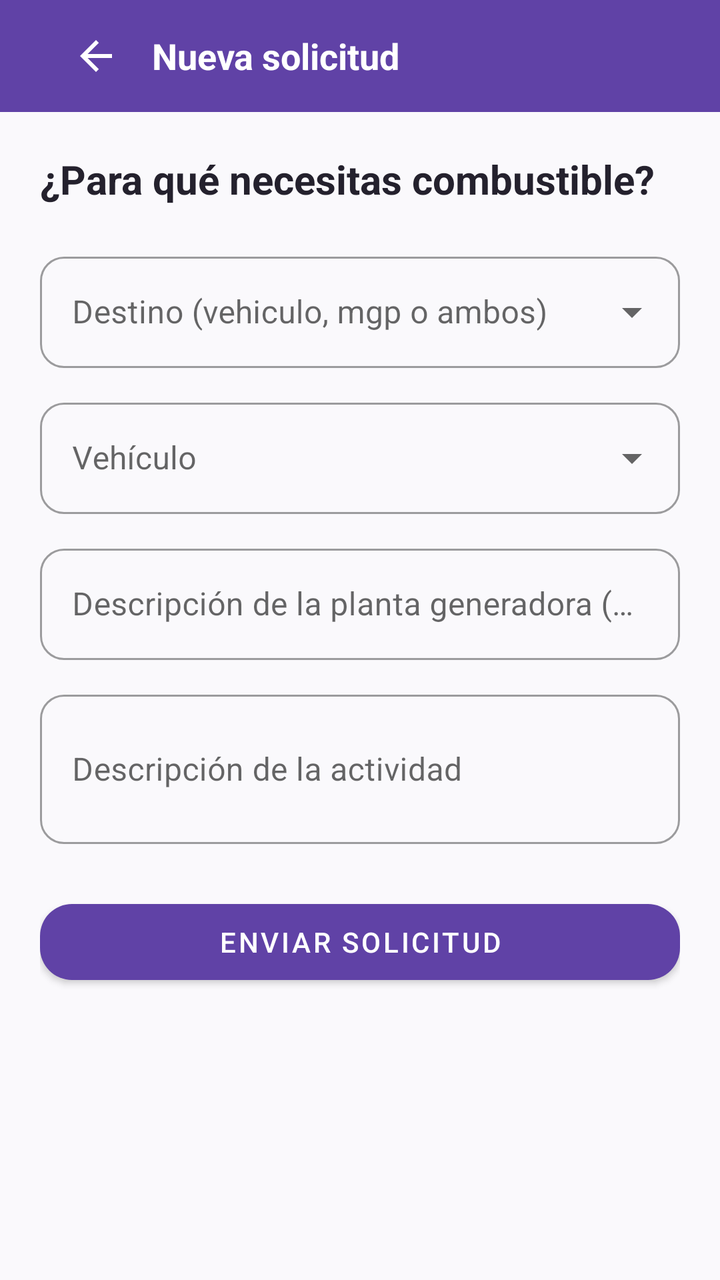
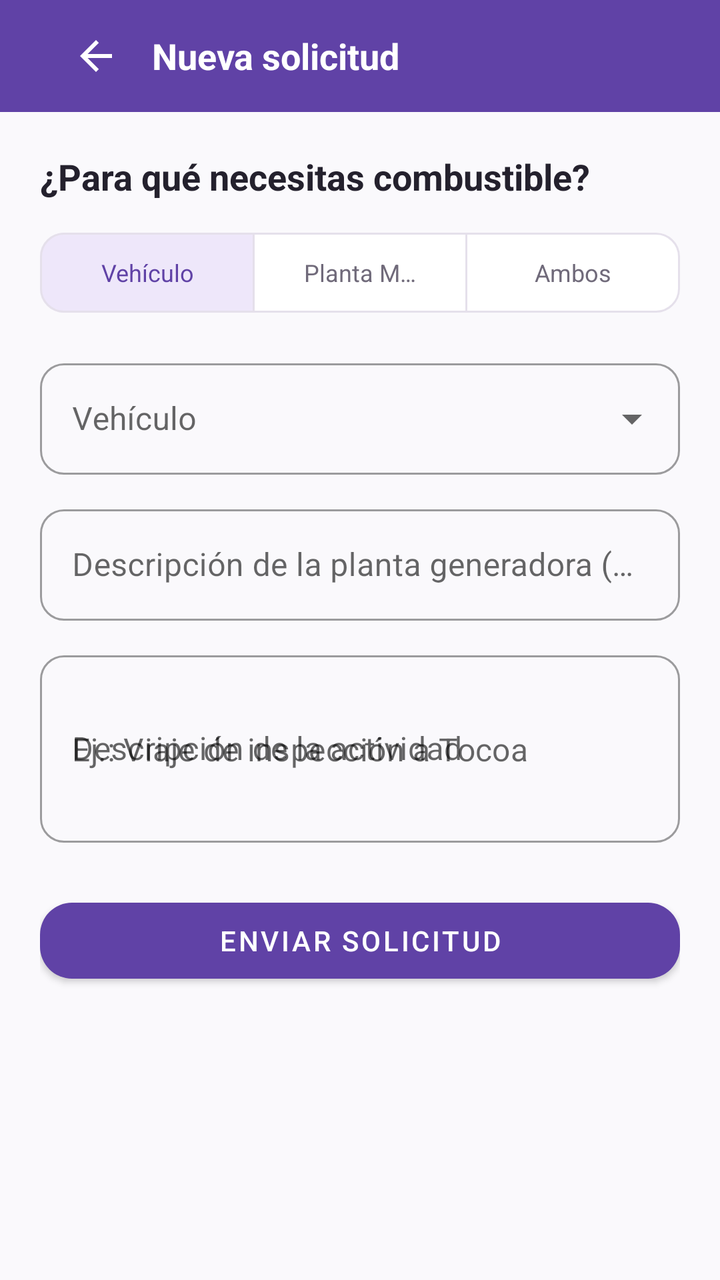

The first picture is an Android layout as it rendered before a commit; the second is the same layout after the commit. The layout source and the unified diff follow.
<!-- AndroidManifest.xml: application theme Theme.ApiMovil -->
<!-- res/layout/fragment_nueva_solicitud.xml -->
<?xml version="1.0" encoding="utf-8"?>
<LinearLayout xmlns:android="http://schemas.android.com/apk/res/android"
    xmlns:app="http://schemas.android.com/apk/res-auto"
    android:layout_width="match_parent"
    android:layout_height="match_parent"
    android:background="@color/fondo"
    android:orientation="vertical">

    <com.google.android.material.appbar.AppBarLayout
        android:layout_width="match_parent"
        android:layout_height="wrap_content"
        app:elevation="0dp">

        <com.google.android.material.appbar.MaterialToolbar
            android:layout_width="match_parent"
            android:layout_height="?attr/actionBarSize"
            android:background="?attr/colorPrimary">

            <LinearLayout
                android:layout_width="match_parent"
                android:layout_height="wrap_content"
                android:gravity="center_vertical"
                android:orientation="horizontal"
                android:paddingHorizontal="12dp">

                <ImageButton
                    android:id="@+id/btnVolver"
                    android:layout_width="40dp"
                    android:layout_height="40dp"
                    android:background="?attr/selectableItemBackgroundBorderless"
                    android:contentDescription="@string/volver"
                    android:src="@drawable/ic_back"
                    app:tint="@color/blanco" />

                <TextView
                    android:id="@+id/textTitulo"
                    android:layout_width="wrap_content"
                    android:layout_height="wrap_content"
                    android:layout_marginStart="8dp"
                    android:text="@string/nueva_solicitud"
                    android:textColor="@color/blanco"
                    android:textSize="18sp"
                    android:textStyle="bold" />
            </LinearLayout>

        </com.google.android.material.appbar.MaterialToolbar>
    </com.google.android.material.appbar.AppBarLayout>

    <ScrollView
        android:layout_width="match_parent"
        android:layout_height="0dp"
        android:layout_weight="1">

        <LinearLayout
            android:layout_width="match_parent"
            android:layout_height="wrap_content"
            android:orientation="vertical"
            android:padding="20dp">

            <TextView
                android:layout_width="wrap_content"
                android:layout_height="wrap_content"
                android:layout_marginBottom="20dp"
                android:text="@string/para_que_necesitas_combustible"
                android:textColor="@color/texto_principal"
                android:textSize="20sp"
                android:textStyle="bold" />

            <com.google.android.material.textfield.TextInputLayout
                style="@style/Widget.MaterialComponents.TextInputLayout.OutlinedBox.ExposedDropdownMenu"
                android:layout_width="match_parent"
                android:layout_height="wrap_content"
                android:hint="@string/destino"
                app:boxCornerRadiusBottomEnd="12dp"
                app:boxCornerRadiusBottomStart="12dp"
                app:boxCornerRadiusTopEnd="12dp"
                app:boxCornerRadiusTopStart="12dp">

                <com.google.android.material.textfield.MaterialAutoCompleteTextView
                    android:id="@+id/spinnerDestino"
                    android:layout_width="match_parent"
                    android:layout_height="wrap_content"
                    android:inputType="none" />
            </com.google.android.material.textfield.TextInputLayout>

            <com.google.android.material.textfield.TextInputLayout
                android:id="@+id/layoutVehiculo"
                style="@style/Widget.MaterialComponents.TextInputLayout.OutlinedBox.ExposedDropdownMenu"
                android:layout_width="match_parent"
                android:layout_height="wrap_content"
                android:layout_marginTop="12dp"
                android:hint="@string/vehiculo"
                app:boxCornerRadiusBottomEnd="12dp"
                app:boxCornerRadiusBottomStart="12dp"
                app:boxCornerRadiusTopEnd="12dp"
                app:boxCornerRadiusTopStart="12dp">

                <com.google.android.material.textfield.MaterialAutoCompleteTextView
                    android:id="@+id/spinnerVehiculo"
                    android:layout_width="match_parent"
                    android:layout_height="wrap_content"
                    android:inputType="none" />
            </com.google.android.material.textfield.TextInputLayout>

            <com.google.android.material.textfield.TextInputLayout
                android:id="@+id/layoutDescripcionMgp"
                style="@style/Widget.MaterialComponents.TextInputLayout.OutlinedBox"
                android:layout_width="match_parent"
                android:layout_height="wrap_content"
                android:layout_marginTop="12dp"
                android:hint="@string/descripcion_de_la_planta_mgp"
                app:boxCornerRadiusBottomEnd="12dp"
                app:boxCornerRadiusBottomStart="12dp"
                app:boxCornerRadiusTopEnd="12dp"
                app:boxCornerRadiusTopStart="12dp">

                <com.google.android.material.textfield.TextInputEditText
                    android:id="@+id/inputDescripcionMgp"
                    android:layout_width="match_parent"
                    android:layout_height="wrap_content" />
            </com.google.android.material.textfield.TextInputLayout>

            <com.google.android.material.textfield.TextInputLayout
                style="@style/Widget.MaterialComponents.TextInputLayout.OutlinedBox"
                android:layout_width="match_parent"
                android:layout_height="wrap_content"
                android:layout_marginTop="12dp"
                android:hint="@string/descripcion_de_la_actividad"
                app:boxCornerRadiusBottomEnd="12dp"
                app:boxCornerRadiusBottomStart="12dp"
                app:boxCornerRadiusTopEnd="12dp"
                app:boxCornerRadiusTopStart="12dp">

                <com.google.android.material.textfield.TextInputEditText
                    android:id="@+id/inputActividad"
                    android:layout_width="match_parent"
                    android:layout_height="wrap_content"
                    android:minLines="2" />
            </com.google.android.material.textfield.TextInputLayout>

            <com.google.android.material.button.MaterialButton
                android:id="@+id/btnEnviar"
                android:layout_width="match_parent"
                android:layout_height="50dp"
                android:layout_marginTop="24dp"
                android:text="@string/enviar_solicitud"
                app:backgroundTint="@color/marca"
                app:cornerRadius="16dp" />

            <ProgressBar
                android:id="@+id/progress"
                android:layout_width="40dp"
                android:layout_height="40dp"
                android:layout_gravity="center"
                android:layout_marginTop="16dp"
                android:visibility="gone" />

            <TextView
                android:id="@+id/textError"
                android:layout_width="match_parent"
                android:layout_height="wrap_content"
                android:layout_marginTop="12dp"
                android:accessibilityLiveRegion="polite"
                android:gravity="center"
                android:textColor="@color/estado_vencida"
                android:textSize="13sp"
                android:visibility="gone" />

        </LinearLayout>
    </ScrollView>
</LinearLayout>
<!-- resources referenced by this layout -->
<resources>
  <color name="blanco">#FFFFFF</color>
  <color name="estado_vencida">#C62828</color>
  <color name="fondo">#FAF9FC</color>
  <color name="marca">#6042A6</color>
  <color name="texto_principal">#24212D</color>
  <!-- drawable ic_back (drawable) -->
  <?xml version="1.0" encoding="utf-8"?>
  <vector xmlns:android="http://schemas.android.com/apk/res/android"
      android:width="24dp" android:height="24dp"
      android:viewportWidth="24" android:viewportHeight="24">
      <path android:fillColor="#24212D"
          android:pathData="M20,11H7.83l5.59,-5.59L12,4l-8,8 8,8 1.41,-1.41L7.83,13H20v-2z" />
  </vector>
  <string name="descripcion_de_la_actividad">Descripción de la actividad</string>
  <string name="descripcion_de_la_planta_mgp">Descripción de la planta generadora (MGP)</string>
  <string name="destino">Destino (vehiculo, mgp o ambos)</string>
  <string name="enviar_solicitud">Enviar solicitud</string>
  <string name="nueva_solicitud">Nueva solicitud</string>
  <string name="para_que_necesitas_combustible">¿Para qué necesitas combustible?</string>
  <string name="vehiculo">Vehículo</string>
  <string name="volver">Volver</string>
  <style name="Theme.ApiMovil" parent="Theme.MaterialComponents.Light.NoActionBar">
          <item name="colorPrimary">@color/marca</item>
          <item name="colorPrimaryVariant">@color/marca_oscuro</item>
          <item name="colorOnPrimary">@color/blanco</item>
          <item name="colorSecondary">@color/marca_claro</item>
          <item name="colorOnSecondary">@color/texto_principal</item>
          <item name="android:windowBackground">@color/fondo</item>
          <item name="android:statusBarColor">@color/marca_oscuro</item>
          <item name="android:forceDarkAllowed" tools:targetApi="q">false</item>
      </style>
  <color name="marca_oscuro">#342052</color>
  <color name="marca_claro">#EEE7FA</color>
</resources>

<!-- the commit's change to res/layout/fragment_nueva_solicitud.xml (unified diff, before → after) -->
@@ -60,35 +60,67 @@
             <TextView
                 android:layout_width="wrap_content"
                 android:layout_height="wrap_content"
-                android:layout_marginBottom="20dp"
+                android:layout_marginBottom="12dp"
                 android:text="@string/para_que_necesitas_combustible"
                 android:textColor="@color/texto_principal"
-                android:textSize="20sp"
+                android:textSize="18sp"
                 android:textStyle="bold" />
 
-            <com.google.android.material.textfield.TextInputLayout
-                style="@style/Widget.MaterialComponents.TextInputLayout.OutlinedBox.ExposedDropdownMenu"
-                android:layout_width="match_parent"
-                android:layout_height="wrap_content"
-                android:hint="@string/destino"
-                app:boxCornerRadiusBottomEnd="12dp"
-                app:boxCornerRadiusBottomStart="12dp"
-                app:boxCornerRadiusTopEnd="12dp"
-                app:boxCornerRadiusTopStart="12dp">
-
-                <com.google.android.material.textfield.MaterialAutoCompleteTextView
-                    android:id="@+id/spinnerDestino"
-                    android:layout_width="match_parent"
-                    android:layout_height="wrap_content"
-                    android:inputType="none" />
-            </com.google.android.material.textfield.TextInputLayout>
+            
+            <com.google.android.material.button.MaterialButtonToggleGroup
+                android:id="@+id/toggleDestino"
+                android:layout_width="match_parent"
+                android:layout_height="wrap_content"
+                app:singleSelection="true"
+                app:checkedButton="@+id/btnDestinoVehiculo">
+
+                <com.google.android.material.button.MaterialButton
+                    android:id="@+id/btnDestinoVehiculo"
+                    style="@style/Widget.Material3.Button.OutlinedButton"
+                    android:layout_width="0dp"
+                    android:layout_height="48dp"
+                    android:layout_weight="1"
+                    android:text="@string/destino_vehiculo"
+                    android:textColor="@color/selector_toggle_button_text"
+                    android:textSize="12sp"
+                    app:backgroundTint="@color/selector_toggle_button_bg"
+                    app:cornerRadius="12dp"
+                    app:strokeColor="@color/borde" />
+
+                <com.google.android.material.button.MaterialButton
+                    android:id="@+id/btnDestinoMgp"
+                    style="@style/Widget.Material3.Button.OutlinedButton"
+                    android:layout_width="0dp"
+                    android:layout_height="48dp"
+                    android:layout_weight="1"
+                    android:text="@string/destino_mgp"
+                    android:textColor="@color/selector_toggle_button_text"
+                    android:textSize="12sp"
+                    app:backgroundTint="@color/selector_toggle_button_bg"
+                    app:cornerRadius="12dp"
+                    app:strokeColor="@color/borde" />
+
+                <com.google.android.material.button.MaterialButton
+                    android:id="@+id/btnDestinoAmbos"
+                    style="@style/Widget.Material3.Button.OutlinedButton"
+                    android:layout_width="0dp"
+                    android:layout_height="48dp"
+                    android:layout_weight="1"
+                    android:text="@string/destino_ambos"
+                    android:textColor="@color/selector_toggle_button_text"
+                    android:textSize="12sp"
+                    app:backgroundTint="@color/selector_toggle_button_bg"
+                    app:cornerRadius="12dp"
+                    app:strokeColor="@color/borde" />
+
+            </com.google.android.material.button.MaterialButtonToggleGroup>
 
             <com.google.android.material.textfield.TextInputLayout
                 android:id="@+id/layoutVehiculo"
                 style="@style/Widget.MaterialComponents.TextInputLayout.OutlinedBox.ExposedDropdownMenu"
                 android:layout_width="match_parent"
                 android:layout_height="wrap_content"
-                android:layout_marginTop="12dp"
+                android:layout_marginTop="16dp"
                 android:hint="@string/vehiculo"
                 app:boxCornerRadiusBottomEnd="12dp"
                 app:boxCornerRadiusBottomStart="12dp"
@@ -135,7 +167,8 @@
                     android:id="@+id/inputActividad"
                     android:layout_width="match_parent"
                     android:layout_height="wrap_content"
-                    android:minLines="2" />
+                    android:hint="@string/hint_actividad_ejemplo"
+                    android:minLines="3" />
             </com.google.android.material.textfield.TextInputLayout>
 
             <com.google.android.material.button.MaterialButton
<!-- resource entries referenced after the edit -->
@@ -1,6 +1,7 @@
 <!-- resources referenced by this layout -->
 <resources>
   <color name="blanco">#FFFFFF</color>
+  <color name="borde">#E5E0EB</color>
   <color name="estado_vencida">#C62828</color>
   <color name="fondo">#FAF9FC</color>
   <color name="marca">#6042A6</color>
@@ -15,8 +16,11 @@
   </vector>
   <string name="descripcion_de_la_actividad">Descripción de la actividad</string>
   <string name="descripcion_de_la_planta_mgp">Descripción de la planta generadora (MGP)</string>
-  <string name="destino">Destino (vehiculo, mgp o ambos)</string>
+  <string name="destino_ambos">Ambos</string>
+  <string name="destino_mgp">Planta MGP</string>
+  <string name="destino_vehiculo">Vehículo</string>
   <string name="enviar_solicitud">Enviar solicitud</string>
+  <string name="hint_actividad_ejemplo">Ej.: Viaje de inspección a Tocoa</string>
   <string name="nueva_solicitud">Nueva solicitud</string>
   <string name="para_que_necesitas_combustible">¿Para qué necesitas combustible?</string>
   <string name="vehiculo">Vehículo</string>
